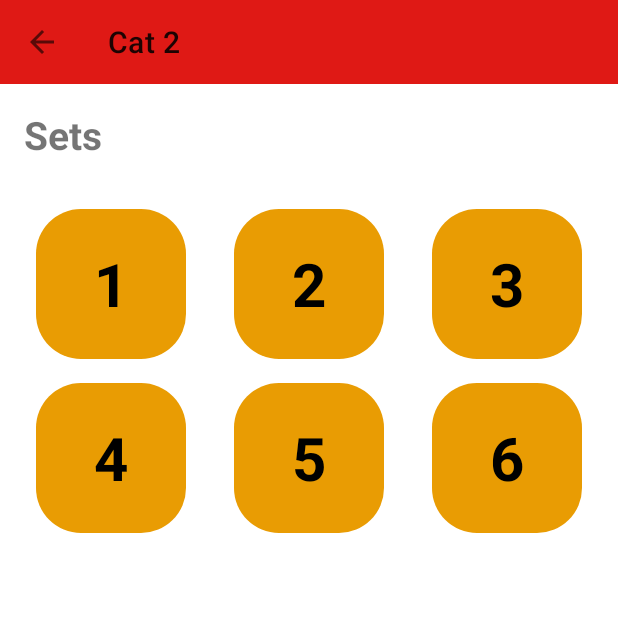
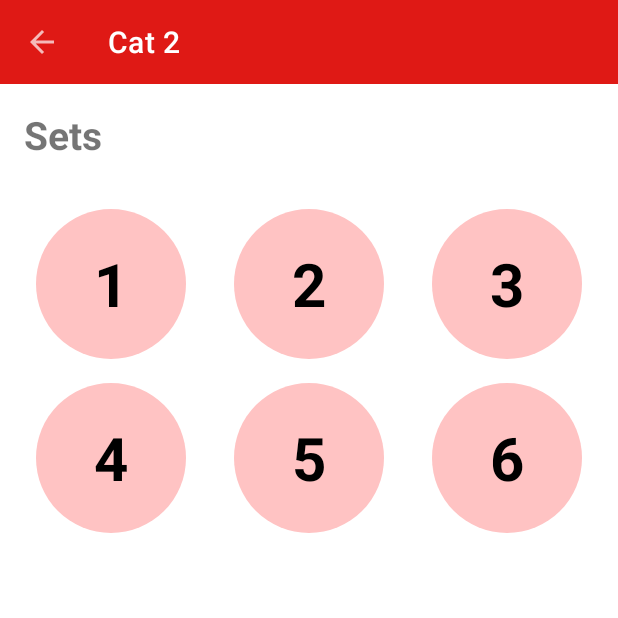
Before and after one commit to AliButt035/QuizAppWithFirebaseIntegeration, an Android app: the CategoryActivity screen opened directly, with no data from a screen before it, after a tap on "Cat 2", on a phone screen of 412 x 824 dp, the top half of it. Run offline under Robolectric (Android 15) with nearby library versions, the phone set to English and light mode, and no system bars.

Commit message:
rectify the problems in app like On click of previous button qhile we are attempting questions then our timer doest stop so to stop it we implemnet a method that stops tha counter in Questions Activity

```diff
--- a/app/src/main/java/com/example/myquiz/QuestionActivity.java
+++ b/app/src/main/java/com/example/myquiz/QuestionActivity.java
@@ -186,6 +186,8 @@ public class QuestionActivity extends AppCompatActivity implements View.OnClickL
             //go to score activity
             Intent intent=new Intent(QuestionActivity.this,ScoreActivity.class);
             intent.putExtra("SCORE",String.valueOf(score)+"/"+String.valueOf(questionList.size()));
+            //clear previous Activity on backpressing
+            intent.setFlags(Intent.FLAG_ACTIVITY_NEW_TASK | Intent.FLAG_ACTIVITY_CLEAR_TASK);
             startActivity(intent);
             QuestionActivity.this.finish();
         }
@@ -243,4 +245,12 @@ public class QuestionActivity extends AppCompatActivity implements View.OnClickL
             }
         });
     }
+
+    //countdown Stops on backpressing while attempting
+    // the quiz in Question Activity
+    @Override
+    public void onBackPressed() {
+        super.onBackPressed();
+        countDown.cancel();
+    }
 }
--- a/app/src/main/res/drawable/round_corner.xml
+++ b/app/src/main/res/drawable/round_corner.xml
@@ -1,7 +1,7 @@
 <?xml version="1.0" encoding="utf-8"?>
 <shape android:shape="rectangle" xmlns:android="http://schemas.android.com/apk/res/android">
 
-    <corners android:radius="30dp"></corners>
-    <solid android:color="#E99C03"></solid>
+    <corners android:radius="300dp"></corners>
+    <solid android:color="@color/colorPrimary"></solid>
 
 </shape>
--- a/app/src/main/res/layout/activity_category.xml
+++ b/app/src/main/res/layout/activity_category.xml
@@ -14,6 +14,7 @@
         android:layout_width="match_parent"
         android:layout_height="?attr/actionBarSize"
         android:background="@color/colorPrimary"
+        android:theme="@style/ThemeOverlay.AppCompat.Dark"
         />
 
     <GridView
--- a/app/src/main/res/layout/activity_sets.xml
+++ b/app/src/main/res/layout/activity_sets.xml
@@ -12,6 +12,7 @@
         android:layout_width="match_parent"
         android:layout_height="?attr/actionBarSize"
         android:background="@color/colorPrimary"
+        android:theme="@style/ThemeOverlay.AppCompat.Dark"
         />
     <TextView
 
--- a/app/src/main/res/layout/set_item_layout.xml
+++ b/app/src/main/res/layout/set_item_layout.xml
@@ -2,18 +2,20 @@
 <LinearLayout xmlns:android="http://schemas.android.com/apk/res/android"
     android:layout_width="100dp"
     android:layout_height="100dp"
-    android:orientation="vertical"
     android:gravity="center"
+    android:layout_margin="16dp"
     android:background="@drawable/round_corner"
+    android:backgroundTint="#FFC3C3"
     >
+
+
     <TextView
         android:layout_width="wrap_content"
         android:layout_height="wrap_content"
         android:text="1"
+        android:id="@+id/setNo_tv"
         android:textStyle="bold"
-        android:textSize="40sp"
-        android:id="@+id/setNo_tv"
         android:textColor="@android:color/black"
-        />
+        android:textSize="40sp"/>
 
 </LinearLayout>
```
